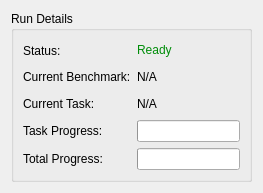
Above: apps/Qt/Views/BenchmarkRunnerStatusView/BenchmarkRunnerStatusView.ui from klapeto/elpida before the change. Below: the same form after it.
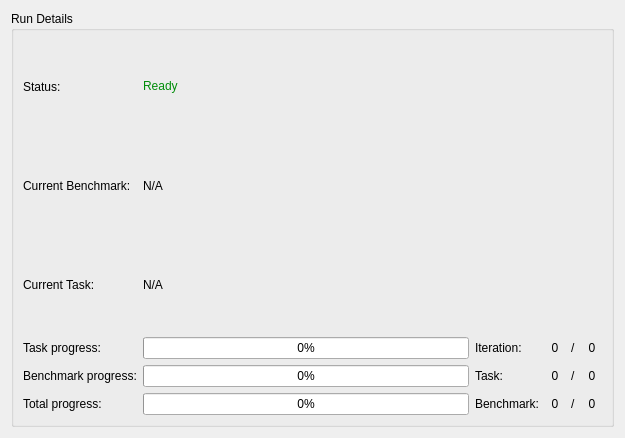
That is the form after the change.

Patch:
```diff
--- a/apps/Qt/Views/BenchmarkRunnerStatusView/BenchmarkRunnerStatusView.ui
+++ b/apps/Qt/Views/BenchmarkRunnerStatusView/BenchmarkRunnerStatusView.ui
@@ -6,8 +6,8 @@
    <rect>
     <x>0</x>
     <y>0</y>
-    <width>263</width>
-    <height>193</height>
+    <width>625</width>
+    <height>438</height>
    </rect>
   </property>
   <property name="windowTitle">
@@ -20,6 +20,149 @@
       <string>Run Details</string>
      </property>
      <layout class="QGridLayout" name="gridLayout">
+      <item row="4" column="2">
+       <widget class="QLabel" name="lblBenchmarkTask">
+        <property name="text">
+         <string>Task:</string>
+        </property>
+       </widget>
+      </item>
+      <item row="4" column="5">
+       <widget class="QLabel" name="lblBenchmarkTaskMaxValue">
+        <property name="minimumSize">
+         <size>
+          <width>20</width>
+          <height>0</height>
+         </size>
+        </property>
+        <property name="text">
+         <string>0</string>
+        </property>
+        <property name="alignment">
+         <set>Qt::AlignCenter</set>
+        </property>
+       </widget>
+      </item>
+      <item row="4" column="4">
+       <widget class="QLabel" name="lblBenchmarkTaskSlash">
+        <property name="text">
+         <string>/</string>
+        </property>
+       </widget>
+      </item>
+      <item row="3" column="4">
+       <widget class="QLabel" name="lblIterationSlash">
+        <property name="text">
+         <string>/</string>
+        </property>
+       </widget>
+      </item>
+      <item row="5" column="3">
+       <widget class="QLabel" name="lblBenchmarksCurrentValue">
+        <property name="minimumSize">
+         <size>
+          <width>20</width>
+          <height>0</height>
+         </size>
+        </property>
+        <property name="text">
+         <string>0</string>
+        </property>
+        <property name="alignment">
+         <set>Qt::AlignCenter</set>
+        </property>
+       </widget>
+      </item>
+      <item row="0" column="1">
+       <widget class="QLabel" name="lblSatusValue">
+        <property name="text">
+         <string>&lt;span style=&quot;color:#008d09;&quot;&gt;Ready&lt;/span&gt;</string>
+        </property>
+       </widget>
+      </item>
+      <item row="4" column="3">
+       <widget class="QLabel" name="lblBenchmarkTaskCurrentValue">
+        <property name="minimumSize">
+         <size>
+          <width>20</width>
+          <height>0</height>
+         </size>
+        </property>
+        <property name="text">
+         <string>0</string>
+        </property>
+        <property name="alignment">
+         <set>Qt::AlignCenter</set>
+        </property>
+       </widget>
+      </item>
+      <item row="2" column="1">
+       <widget class="QLabel" name="lblCurrentTaskName">
+        <property name="text">
+         <string>N/A</string>
+        </property>
+       </widget>
+      </item>
+      <item row="3" column="0">
+       <widget class="QLabel" name="lblTaskProgress">
+        <property name="text">
+         <string>Task progress:</string>
+        </property>
+       </widget>
+      </item>
+      <item row="5" column="2">
+       <widget class="QLabel" name="lblBenchmarks">
+        <property name="text">
+         <string>Benchmark:</string>
+        </property>
+       </widget>
+      </item>
+      <item row="4" column="1">
+       <widget class="QProgressBar" name="pbBenchmarkProgress">
+        <property name="value">
+         <number>0</number>
+        </property>
+       </widget>
+      </item>
+      <item row="3" column="5">
+       <widget class="QLabel" name="lblIterationMaxValue">
+        <property name="minimumSize">
+         <size>
+          <width>20</width>
+          <height>0</height>
+         </size>
+        </property>
+        <property name="text">
+         <string>0</string>
+        </property>
+        <property name="alignment">
+         <set>Qt::AlignCenter</set>
+        </property>
+       </widget>
+      </item>
+      <item row="3" column="3">
+       <widget class="QLabel" name="lblIterationCurrentValue">
+        <property name="minimumSize">
+         <size>
+          <width>20</width>
+          <height>0</height>
+         </size>
+        </property>
+        <property name="text">
+         <string>0</string>
+        </property>
+        <property name="alignment">
+         <set>Qt::AlignCenter</set>
+        </property>
+       </widget>
+      </item>
+      <item row="3" column="2">
+       <widget class="QLabel" name="lblIteration">
+        <property name="text">
+         <string>Iteration:</string>
+        </property>
+       </widget>
+      </item>
       <item row="0" column="0">
        <widget class="QLabel" name="lblStatus">
         <property name="text">
@@ -27,10 +170,19 @@
         </property>
        </widget>
       </item>
-      <item row="2" column="0">
-       <widget class="QLabel" name="lblCurrentTask">
+      <item row="5" column="5">
+       <widget class="QLabel" name="lblBenchmarksMaxValue">
+        <property name="minimumSize">
+         <size>
+          <width>20</width>
+          <height>0</height>
+         </size>
+        </property>
         <property name="text">
-         <string>Current Task:</string>
+         <string>0</string>
+        </property>
+        <property name="alignment">
+         <set>Qt::AlignCenter</set>
         </property>
        </widget>
       </item>
@@ -41,10 +193,10 @@
         </property>
        </widget>
       </item>
-      <item row="0" column="1">
-       <widget class="QLabel" name="lblSatusValue">
-        <property name="text">
-         <string>&lt;span style=&quot;color:#008d09;&quot;&gt;Ready&lt;/span&gt;</string>
+      <item row="3" column="1">
+       <widget class="QProgressBar" name="pbTaskProgress">
+        <property name="value">
+         <number>0</number>
         </property>
        </widget>
       </item>
@@ -55,30 +207,38 @@
         </property>
        </widget>
       </item>
-      <item row="2" column="1">
-       <widget class="QLabel" name="lblCurrentTaskName">
+      <item row="5" column="4">
+       <widget class="QLabel" name="lblBenchmarksSlash">
         <property name="text">
-         <string>N/A</string>
+         <string>/</string>
         </property>
        </widget>
       </item>
-      <item row="4" column="1">
-       <widget class="QProgressBar" name="pbBenchmarkProgress"/>
+      <item row="5" column="1">
+       <widget class="QProgressBar" name="pbTotalProgress">
+        <property name="value">
+         <number>0</number>
+        </property>
+       </widget>
       </item>
-      <item row="3" column="1">
-       <widget class="QProgressBar" name="pbTaskProgress"/>
+      <item row="5" column="0">
+       <widget class="QLabel" name="lblTotalProgress">
+        <property name="text">
+         <string>Total progress:</string>
+        </property>
+       </widget>
       </item>
-      <item row="3" column="0">
-       <widget class="QLabel" name="lblTaskProgress">
+      <item row="2" column="0">
+       <widget class="QLabel" name="lblCurrentTask">
         <property name="text">
-         <string>Task Progress:</string>
+         <string>Current Task:</string>
         </property>
        </widget>
       </item>
       <item row="4" column="0">
        <widget class="QLabel" name="lblBenchmarkProgress">
         <property name="text">
-         <string>Total Progress:</string>
+         <string>Benchmark progress:</string>
         </property>
        </widget>
       </item>
```
